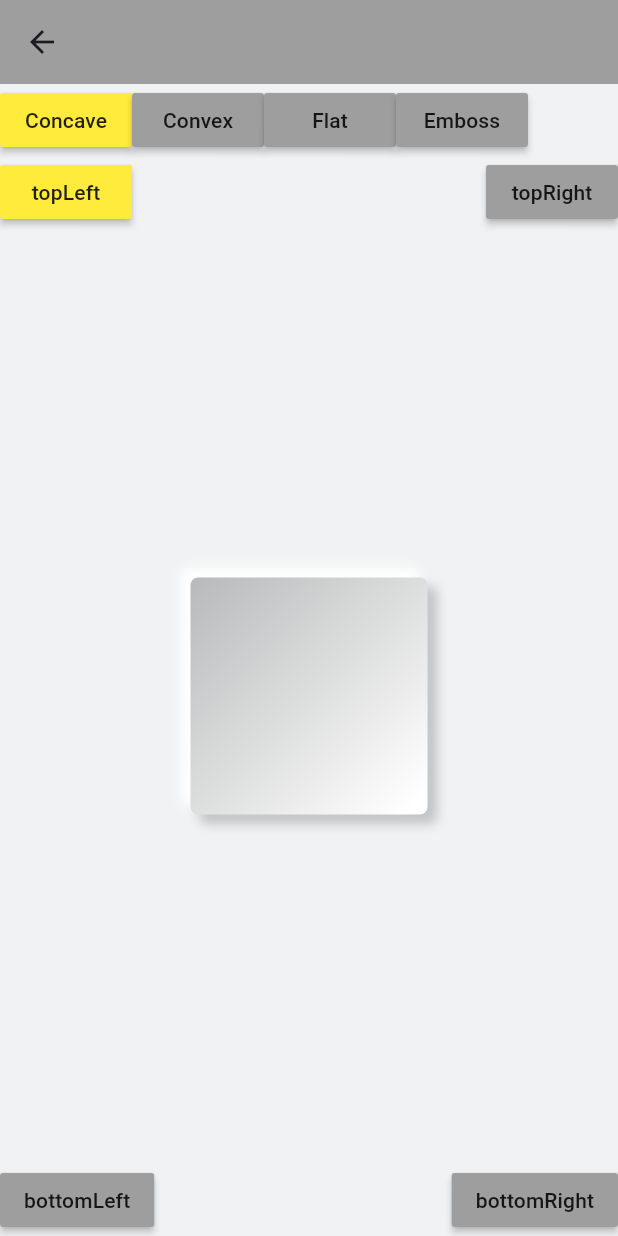
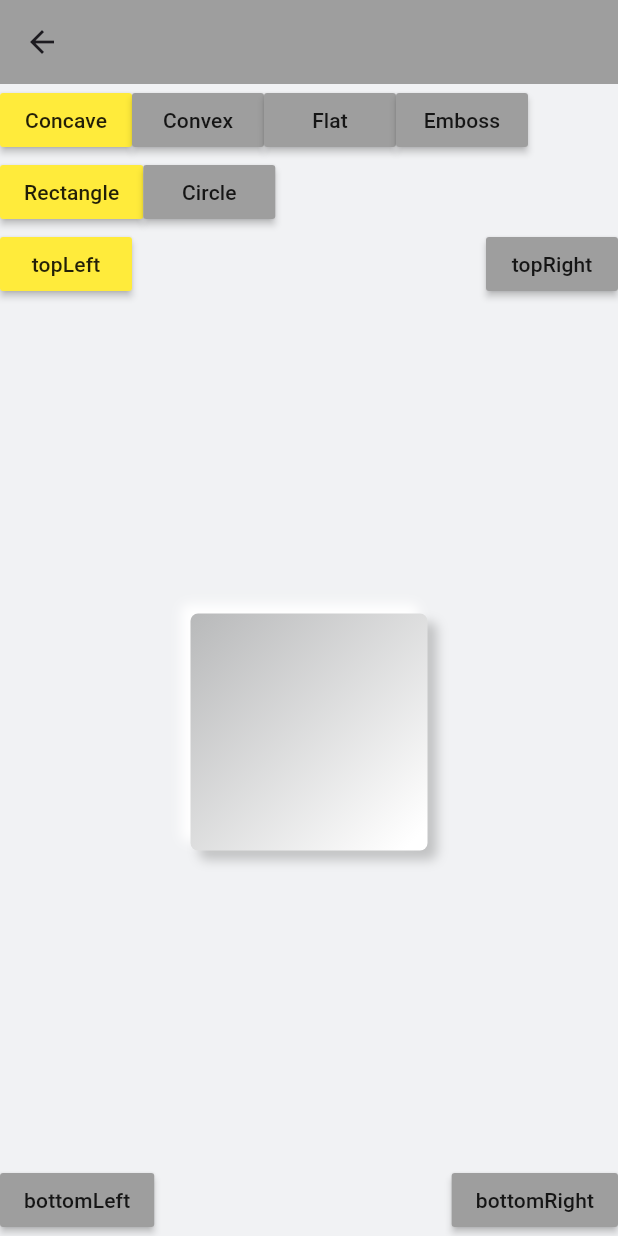
Before and after one commit to TimiMoorhouse/Neural, a Flutter app: the ContainerPage screen opened directly, on a phone screen of 412 x 824 dp. Run offline on Flutter 3.47's test engine with Material 3 defaults, Android fonts, the phone set to English and light mode, and no system bars.

Commit message:
fixed circle / rectangle

```diff
--- a/example/lib/container.dart
+++ b/example/lib/container.dart
@@ -12,6 +12,11 @@ class _ContainerPageState extends State<ContainerPage> {
 
   LightSource lightSource = LightSource.topLeft;
   NeumorphicShape shape = NeumorphicShape.concave;
+  BoxShape boxShape = BoxShape.rectangle;
+
+  //forces have 2 different widgets if the shape changes
+  GlobalKey circleKey = GlobalKey();
+  GlobalKey rectangleKey = GlobalKey();
 
   @override
   Widget build(BuildContext context) {
@@ -34,14 +39,13 @@ class _ContainerPageState extends State<ContainerPage> {
             crossAxisAlignment: CrossAxisAlignment.stretch,
             children: <Widget>[
               shapeWidget(),
+              boxshapeWidget(),
               Expanded(
                 child: Stack(
                   fit: StackFit.expand,
                   children: [
                     ...lightSourceWidgets(),
-                    Center(
-                      child: neumophic()
-                    ),
+                    Center(child: neumophic()),
                   ],
                 ),
               )
@@ -52,6 +56,8 @@ class _ContainerPageState extends State<ContainerPage> {
 
   Widget neumophic() {
     return NeumorphicButton(
+      key: boxShape == BoxShape.circle ? circleKey : rectangleKey,
+      shape: boxShape,
       style: NeumorphicStyle(
         shape: this.shape,
         lightSource: this.lightSource,
@@ -60,6 +66,32 @@ class _ContainerPageState extends State<ContainerPage> {
         height: 150,
         width: 150,
       ),
+    );
+  }
+
+  Widget boxshapeWidget() {
+    return Row(
+      mainAxisSize: MainAxisSize.max,
+      children: <Widget>[
+        RaisedButton(
+          onPressed: () {
+            setState(() {
+              boxShape = BoxShape.rectangle;
+            });
+          },
+          color: boxShape == BoxShape.rectangle ? buttonActiveColor : buttonInnactiveColor,
+          child: Text("Rectangle"),
+        ),
+        RaisedButton(
+          onPressed: () {
+            setState(() {
+              boxShape = BoxShape.circle;
+            });
+          },
+          color: boxShape == BoxShape.circle ? buttonActiveColor : buttonInnactiveColor,
+          child: Text("Circle"),
+        ),
+      ],
     );
   }
 
```
